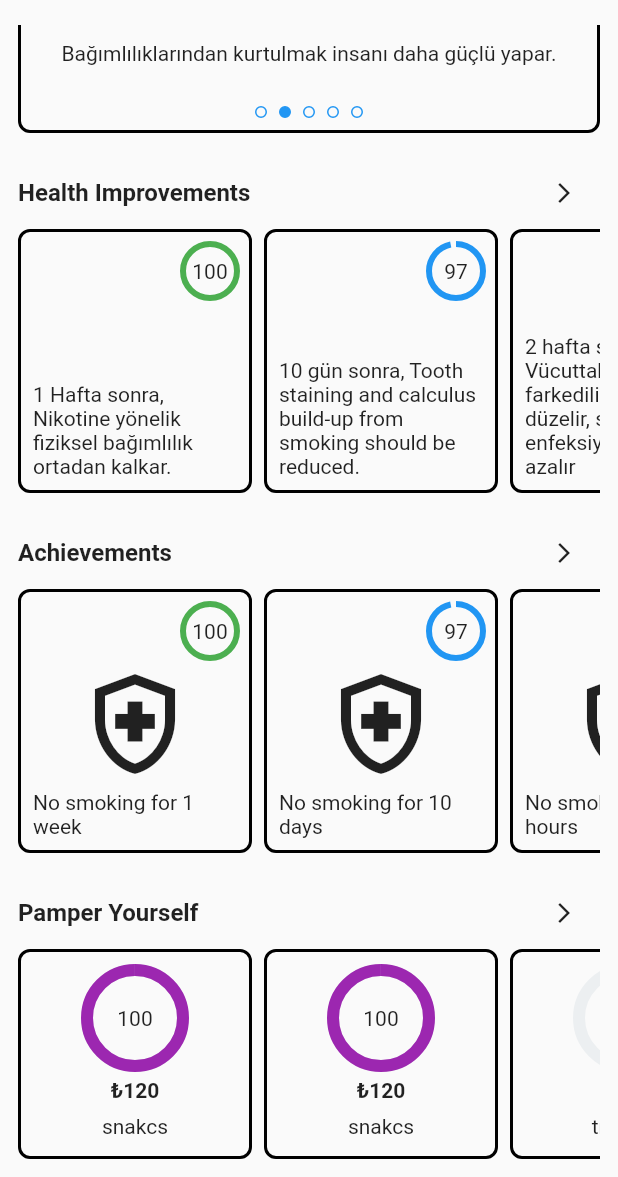
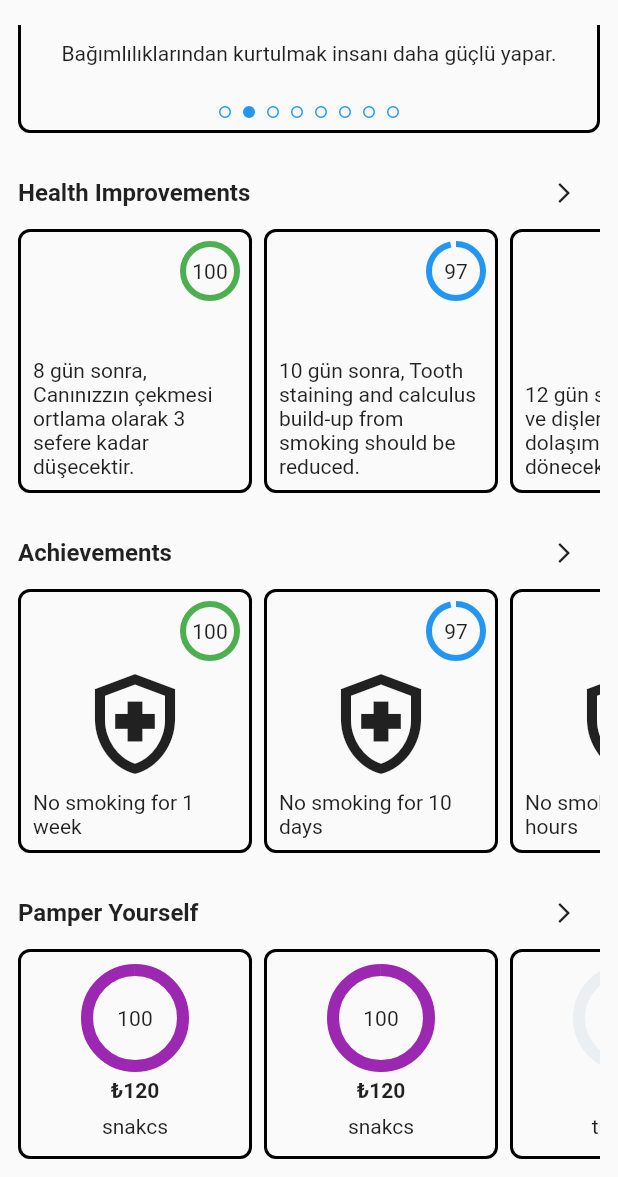
Before and after one commit to musahinist/quit_smoking, a Flutter app: the screen it shows after launch, scrolled down 843 dp, on a phone screen of 412 x 824 dp, the part 59-1236 px from its top. Run offline on Flutter 3.47's test engine with Material 2 defaults, Android fonts, the phone set to English and light mode, and no system bars; our stand-ins replace camera, flutter_riverpod, riverpod; missing offline and left inert: photo_manager.

Commit message:
fix import add provider to motivation  section

```diff
--- a/lib/core/constant.dart
+++ b/lib/core/constant.dart
@@ -1,11 +1,4 @@
 class Constant {
-  static const List<String> reasonList = [
-    'Daha sağlıklı olmak için',
-    'Bağımlılıklarından kurtulmak insanı daha güçlü yapar.',
-    'Günde 100 dk sigara içmek için israf oluyor. Kendime daha fazla zaman ayırmak için.',
-    'Sigara uyku kalitesini düşürüyor. Daha kaliteli bir uyku uyumak için.',
-    'Aylık 900 TL sigara masrafı var. Biriktirdiğim parayı faklı ihtiyaçlarıma harcamak için'
-  ];
   static List<Map<String, dynamic>> gifts = [
     {
       'title': 'snakcs',
@@ -86,9 +79,19 @@ class Constant {
           "1 Hafta sonra, Nikotine yönelik fiziksel bağımlılık ortadan kalkar."
     },
     {
+      'duration': Duration(days: 8),
+      "title":
+          "8 gün sonra, Canınızzın çekmesi ortlama olarak 3 sefere kadar düşecektir."
+    },
+    {
       'duration': Duration(days: 10),
       "title":
           "10 gün sonra, Tooth staining and calculus build-up from smoking should be reduced."
+    },
+    {
+      'duration': Duration(days: 12),
+      "title":
+          "12 gün sonra, Damak ve dişlerinizdeki kan dolaşımı normale dönecektir.."
     },
     {
       'duration': Duration(days: 14),
@@ -101,6 +104,11 @@ class Constant {
           "3 hafta sonra, Kan dolaşımı ve cilt neminde iyileşmeler; erken ortaya çıkan kırışıklıkların kaybolması"
     },
     {
+      'duration': Duration(days: 25),
+      "title":
+          "25 gün sonra, Canınızın çekmesi ortlama olarak 2 sefere kadar düşecektir."
+    },
+    {
       'duration': Duration(days: 30),
       "title":
           "1 ay sonra, Fiziksel kondisyon gelişir, yürürken yorulma ve tıkanma daha az görülür."
@@ -111,14 +119,34 @@ class Constant {
           "40 gün sonra, Your gums and teeth should be similar to that of a non-smoker."
     },
     {
+      'duration': Duration(days: 50),
+      "title":
+          "50 gün sonra, Bırakma sebepli kızgınlık, endişe, huysuzluk ve depresyon belirtileri tamamen kaybolur."
+    },
+    {
       'duration': Duration(days: 60),
       "title":
           "2 ay sonra, , Akciğer fonksiyonları yüzde 5-10 oranında artar.buna bağlı olarak enerji düzeyi artar."
     },
     {
+      'duration': Duration(days: 75),
+      "title":
+          "2,5 ay sonra, Bir miktar kilo (2,7kg~5.95lbs) alma ihtimalinize ragmen insulin direnci normal seviyeye iner."
+    },
+    {
       'duration': Duration(days: 90),
       "title":
           "3 ay sonra, Öksürük, kısa aralıklarla nefes alıp verme problemleri düzelir."
+    },
+    {
+      'duration': Duration(days: 100),
+      "title":
+          "100 gün sonra, Canınızın çekmesi haftada bir kaç kereye kadar düşecek psikolojik bağımlılık kolay yönetilir olacaktır."
+    },
+    {
+      'duration': Duration(days: 120),
+      "title":
+          "4 ay sonra, , Dolaşımınız hızlanır ve akciğer fonksiyonlarınız 20% ye kadar artar."
     },
     {
       'duration': Duration(days: 180),
--- a/lib/main.dart
+++ b/lib/main.dart
@@ -1,8 +1,8 @@
 import 'package:flutter/material.dart';
 import 'package:flutter/services.dart';
 import 'package:flutter_riverpod/flutter_riverpod.dart';
-import 'package:quit_smoking/view/home/home_page.dart';
-import 'package:quit_smoking/view/setup/setup_page.dart';
+import 'view/home/home_page.dart';
+import 'view/setup/setup_page.dart';
 
 void main() {
   WidgetsFlutterBinding.ensureInitialized();
--- a/lib/model/stopwatch.dart
+++ b/lib/model/stopwatch.dart
@@ -1,5 +1,5 @@
 import 'dart:async';
-import 'package:quit_smoking/model/user_view_model.dart';
+import 'user_view_model.dart';
 import 'package:riverpod/riverpod.dart';
 
 final timerProviderSec = StateNotifierProvider<StopWatch, Duration>((ref) {
--- a/lib/model/user_view_model.dart
+++ b/lib/model/user_view_model.dart
@@ -1,5 +1,3 @@
-import 'dart:async';
-
 import 'package:riverpod/riverpod.dart';
 
 import 'user/mock_user.dart';
--- a/lib/view/home/achievement_section.dart
+++ b/lib/view/home/achievement_section.dart
@@ -1,6 +1,6 @@
 import 'package:flutter/material.dart';
-import 'package:quit_smoking/view/achievement/achievement_page.dart';
-import 'package:quit_smoking/view/health/health_page.dart';
+import '../achievement/achievement_page.dart';
+import '../health/health_page.dart';
 
 import '../../core/constant.dart';
 
--- a/lib/view/home/arc_chart_section.dart
+++ b/lib/view/home/arc_chart_section.dart
@@ -1,9 +1,9 @@
 import 'dart:math' as math;
 import 'package:flutter/material.dart';
 import 'package:flutter_riverpod/flutter_riverpod.dart';
-import 'package:quit_smoking/model/stopwatch.dart';
-import 'package:quit_smoking/model/user_view_model.dart';
-import 'package:quit_smoking/view/home/stopwatch_timer.dart';
+import '../../model/stopwatch.dart';
+import '../../model/user_view_model.dart';
+import 'stopwatch_timer.dart';
 
 class ArcChartSection extends ConsumerWidget {
   const ArcChartSection({Key? key}) : super(key: key);
--- a/lib/view/home/daily_mood_section.dart
+++ b/lib/view/home/daily_mood_section.dart
@@ -1,6 +1,6 @@
 import 'package:flutter/material.dart';
-import 'package:quit_smoking/core/widget/util/show_overlay.dart';
-import 'package:quit_smoking/view/health/health_page.dart';
+import '../../core/widget/util/show_overlay.dart';
+import '../health/health_page.dart';
 
 class DailyMoodSection extends StatefulWidget {
   const DailyMoodSection({
--- a/lib/view/home/health_section.dart
+++ b/lib/view/home/health_section.dart
@@ -1,8 +1,7 @@
 import 'package:flutter/material.dart';
-import 'package:quit_smoking/view/achievement/achievement_page.dart';
-import 'package:quit_smoking/view/health/health_page.dart';
 
 import '../../core/constant.dart';
+import '../health/health_page.dart';
 import 'home_page.dart';
 
 class HealthSection extends StatelessWidget {
--- a/lib/view/home/motivation_section.dart
+++ b/lib/view/home/motivation_section.dart
@@ -1,31 +1,32 @@
 import 'dart:async';
 
 import 'package:flutter/material.dart';
+import 'package:flutter_riverpod/flutter_riverpod.dart';
 
-import '../../core/constant.dart';
+import '../../model/user_view_model.dart';
 import '../motivation/motivation_page.dart';
 
-class MotivationSection extends StatefulWidget {
+class MotivationSection extends ConsumerStatefulWidget {
   const MotivationSection({
     Key? key,
   }) : super(key: key);
 
   @override
-  State<MotivationSection> createState() => _MotivationSectionState();
+  MotivationSectionState createState() => MotivationSectionState();
 }
 
-class _MotivationSectionState extends State<MotivationSection>
+class MotivationSectionState extends ConsumerState<MotivationSection>
     with SingleTickerProviderStateMixin {
   late TabController _tabController;
   late final Timer _timer;
   @override
   void initState() {
     super.initState();
-    _tabController =
-        TabController(length: Constant.reasonList.length, vsync: this);
+    final user = ref.read(userProvider);
+    _tabController = TabController(length: user.reasons!.length, vsync: this);
     _timer = Timer.periodic(const Duration(seconds: 5), (timer) {
       _tabController.animateTo(
-        (_tabController.index + 1) % Constant.reasonList.length,
+        (_tabController.index + 1) % user.reasons!.length,
         duration: const Duration(milliseconds: 500),
         curve: Curves.easeInOut,
       );
@@ -58,15 +59,19 @@ class _MotivationSectionState extends State<MotivationSection>
         child: Column(
           children: [
             Expanded(
-              child: TabBarView(
-                  controller: _tabController,
-                  children: List.generate(
-                      Constant.reasonList.length,
-                      (i) => Center(
-                              child: Text(
-                            Constant.reasonList[i],
-                            textAlign: TextAlign.center,
-                          )))),
+              child: Consumer(builder:
+                  (BuildContext context, WidgetRef ref, Widget? child) {
+                final user = ref.watch(userProvider);
+                return TabBarView(
+                    controller: _tabController,
+                    children: List.generate(
+                        user.reasons!.length,
+                        (i) => Center(
+                                child: Text(
+                              user.reasons![i],
+                              textAlign: TextAlign.center,
+                            ))));
+              }),
             ),
             TabPageSelector(
               indicatorSize: 8,
--- a/lib/view/home/stopwatch_timer.dart
+++ b/lib/view/home/stopwatch_timer.dart
@@ -1,7 +1,7 @@
 import 'dart:math' as math;
 import 'package:flutter/material.dart';
 import 'package:flutter_riverpod/flutter_riverpod.dart';
-import 'package:quit_smoking/model/stopwatch.dart';
+import '../../model/stopwatch.dart';
 
 class StopWatchTimer extends ConsumerWidget {
   const StopWatchTimer({Key? key}) : super(key: key);
--- a/lib/view/more/more_page.dart
+++ b/lib/view/more/more_page.dart
@@ -1,6 +1,6 @@
 import 'package:flutter/material.dart';
-import 'package:quit_smoking/view/home/title_widget.dart';
-import 'package:quit_smoking/view/more/smoker_info_section.dart';
+import '../home/title_widget.dart';
+import 'smoker_info_section.dart';
 
 class MorePage extends StatelessWidget {
   const MorePage({Key? key}) : super(key: key);
--- a/lib/view/more/smoker_info_section.dart
+++ b/lib/view/more/smoker_info_section.dart
@@ -1,8 +1,8 @@
 import 'package:flutter/material.dart';
 import 'package:flutter_riverpod/flutter_riverpod.dart';
-import 'package:quit_smoking/core/widget/ui/form/date_form_field.dart';
-import 'package:quit_smoking/model/user/mock_user.dart';
-import 'package:quit_smoking/model/user_view_model.dart';
+import '../../core/widget/ui/form/date_form_field.dart';
+import '../../model/user/mock_user.dart';
+import '../../model/user_view_model.dart';
 
 import '../../model/user/user.dart';
 
--- a/lib/view/motivation/motivation_page.dart
+++ b/lib/view/motivation/motivation_page.dart
@@ -1,6 +1,6 @@
 import 'package:flutter/material.dart';
 import 'package:flutter_riverpod/flutter_riverpod.dart';
-import 'package:quit_smoking/core/widget/util/show_overlay.dart';
+import '../../core/widget/util/show_overlay.dart';
 
 import '../../model/user_view_model.dart';
 
--- a/lib/view/profile/image_picker/image_cropper.dart
+++ b/lib/view/profile/image_picker/image_cropper.dart
@@ -1,11 +1,8 @@
 import 'dart:async';
-import 'dart:io';
-
 import 'dart:typed_data';
 import 'dart:ui' as ui;
 
 import 'package:flutter/material.dart';
-import 'package:path/path.dart';
 
 class ImageCropper extends StatefulWidget {
   const ImageCropper({Key? key, required this.image}) : super(key: key);
--- a/lib/view/setup/setup_page.dart
+++ b/lib/view/setup/setup_page.dart
@@ -1,6 +1,6 @@
 import 'package:flutter/material.dart';
-import 'package:quit_smoking/core/widget/ui/form/date_form_field.dart';
-import 'package:quit_smoking/model/user/mock_user.dart';
+import '../../core/widget/ui/form/date_form_field.dart';
+import '../../model/user/mock_user.dart';
 
 class SetupPage extends StatelessWidget {
   const SetupPage({Key? key}) : super(key: key);
```
Also changed, not shown: lib/model/user/mock_user.dart (+11 -6 lines), lib/view/gift/gift_page.dart (+1 -7 lines), lib/view/home/home_page.dart (+5 -5 lines).
